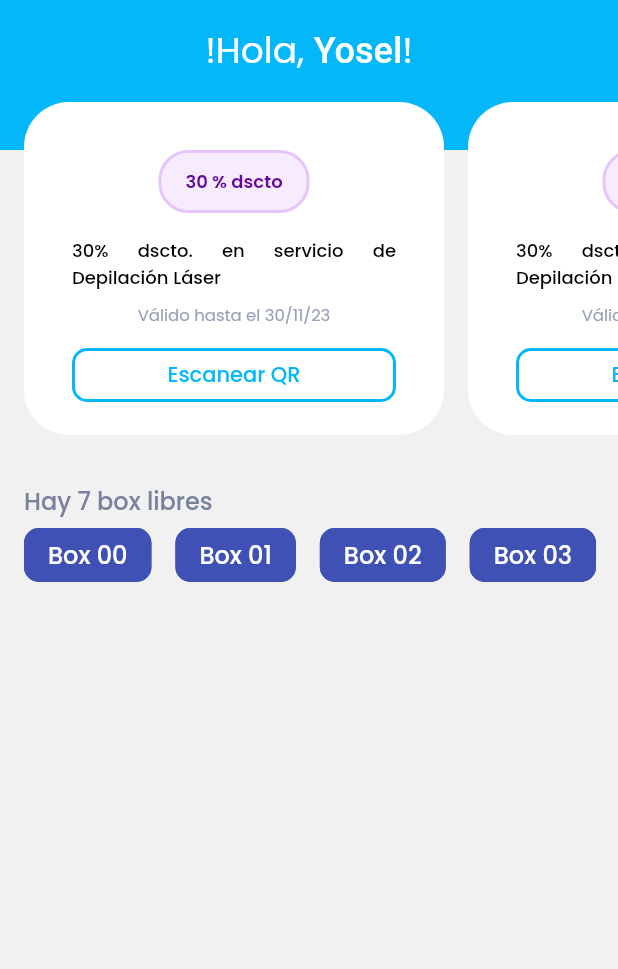
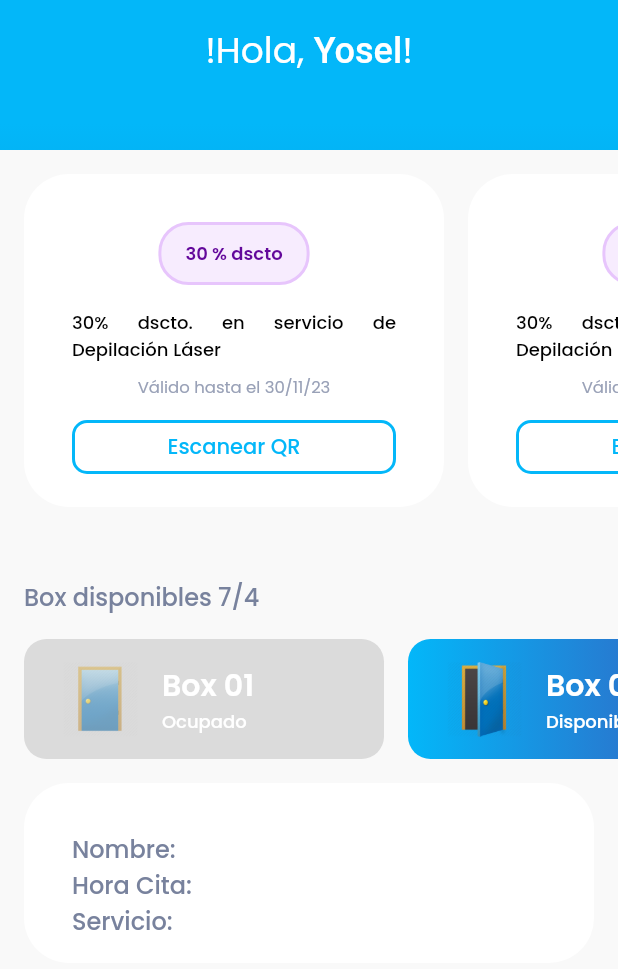
Before and after one commit to depilzone-repository/disabled-app2, a Flutter app: the MobileHomeScreen widget shown alone on an empty page, opened directly, on a phone screen of 412 x 824 dp. Shown: the top 969 px of the screen. Run offline on Flutter 3.47's test engine with Material 2 defaults, Android fonts, the phone set to English and light mode, and no system bars; our stand-ins replace carousel_slider, flutter_svg.

Commit message:
29112023 1907

```diff
--- a/lib/Screens/Home/home_screen.dart
+++ b/lib/Screens/Home/home_screen.dart
@@ -59,7 +59,15 @@ class _MobileHomeScreenState extends State<MobileHomeScreen> {
   Widget build(BuildContext context) {
     return Container(
       height: MediaQuery.of(context).size.height,
-      color: kGray200Color,
+      // color: kGray200Color,
+      decoration: const BoxDecoration(
+          gradient: LinearGradient(
+            colors: [Color(0xff03b7f9), Color(0xff03466b)],
+            stops: [0.1, 1],
+            begin: Alignment.topCenter,
+            end: Alignment.bottomCenter,
+          )
+      ),
       child: Column(
         mainAxisAlignment: MainAxisAlignment.start,
         crossAxisAlignment: CrossAxisAlignment.stretch,
@@ -67,7 +75,7 @@ class _MobileHomeScreenState extends State<MobileHomeScreen> {
           Container(
             padding: const EdgeInsets.fromLTRB(defaultPadding, defaultPadding, defaultPadding, defaultPadding*3),
             decoration: const BoxDecoration(
-              color: kDepilColor,
+              // color: kDepilColor,
             ),
             child: RichText(
               textAlign: TextAlign.center,
@@ -92,13 +100,14 @@ class _MobileHomeScreenState extends State<MobileHomeScreen> {
           //   child: Descuentos()
           // ),
 
-          Transform.translate(
-              offset: const Offset(0, -defaultPadding*2),
+          Expanded(
             child: Container(
+                color: kGray100Color,
                 child: Column(
                     crossAxisAlignment: CrossAxisAlignment.stretch,
                     children: [
                       Container(
+                          padding: const EdgeInsets.fromLTRB(0, defaultPadding, 0, defaultPadding),
                           child: SingleChildScrollView(
                               scrollDirection: Axis.horizontal,
                               child: Row(
@@ -117,8 +126,9 @@ class _MobileHomeScreenState extends State<MobileHomeScreen> {
                           children: [
                             Padding(
                               padding: EdgeInsets.fromLTRB(defaultPadding, 0, 0, 0),
-                                    child: Text("Hay 7 box libres", style: TextStyle(fontWeight: FontWeight.w500, color: kGray600Color, fontSize: 16)),
+                              child: Text("Box disponibles 7/4", style: TextStyle(fontWeight: FontWeight.w500, color: kGray600Color, fontSize: 16)),
                             ),
+                            SizedBox(height: defaultPadding),
                             Container(
                                 child: SingleChildScrollView(
                                   scrollDirection: Axis.horizontal,
@@ -126,7 +136,7 @@ class _MobileHomeScreenState extends State<MobileHomeScreen> {
                                     mainAxisAlignment: MainAxisAlignment.spaceEvenly,
                                     children: [
                                       for(int i = 0; i < 7; i++)
-                                            BoxButton(7, i)
+                                        BoxButton(7, (i+1))
                                     ],
                                   ),
                                 )
@@ -134,9 +144,32 @@ class _MobileHomeScreenState extends State<MobileHomeScreen> {
                           ],
                         ),
                       ),
+                        Container(
+                            padding:  const EdgeInsets.fromLTRB(defaultPadding*2, defaultPadding*2, defaultPadding*2, defaultPadding),
+                            margin:  const EdgeInsets.fromLTRB(defaultPadding, 0, defaultPadding, 0),
+                            decoration: const BoxDecoration(
+                                color: Colors.white,
+                                borderRadius: BorderRadius.all(Radius.circular(30))
+                            ),
+                            alignment: Alignment.center,
+                            child: const Row(
+                              children: [
+                                Expanded(
+                                    child: Column(
+                                      crossAxisAlignment: CrossAxisAlignment.stretch,
+                                      children: [
+                                        Text("Nombre: ", style: TextStyle(fontWeight: FontWeight.w500, color: kGray600Color, fontSize: 16)),
+                                        Text("Hora Cita: ", style: TextStyle(fontWeight: FontWeight.w500, color: kGray600Color, fontSize: 16)),
+                                        Text("Servicio: ", style: TextStyle(fontWeight: FontWeight.w500, color: kGray600Color, fontSize: 16)),
+                                      ],
+                                    )
+                                )
+                              ],
+                            )
+                        )
                     ]
                 )
-                ),
+            )
           ),
         ],
       )
@@ -157,33 +190,88 @@ class _MobileHomeScreenState extends State<MobileHomeScreen> {
 
 Widget BoxButton(int lenght, int index){
   return Container(
-      margin: EdgeInsets.fromLTRB(defaultPadding, 0, ((lenght - 1) == index) ? defaultPadding : 0, defaultPadding),
-      // width: 80,
-      alignment: Alignment.center,
-      child: OutlinedButton(
-          onPressed: () async{
-
-          },
+      //padding: EdgeInsets.fromLTRB(defaultPadding, defaultPadding, defaultPadding, defaultPadding),
+      margin: EdgeInsets.fromLTRB(defaultPadding, 0, (lenght == index) ? defaultPadding : 0, defaultPadding),
+      width: 240,
+      decoration: BoxDecoration(
+        borderRadius: BorderRadius.circular(15),
+        gradient: index % 2 == 0 ? LinearGradient(colors: [kDepilColor, Colors.indigo]) : null,
+      ),
+      child: ElevatedButton(
         style: OutlinedButton.styleFrom(
-              elevation: 0.0,
-              backgroundColor: Colors.indigo,
-              surfaceTintColor: Colors.transparent,
-              side: const BorderSide(
-                  width: 2,
-                  color: Colors.indigo
-              ),
+            backgroundColor: index % 2 == 0 ? Colors.transparent : null,
+            maximumSize: Size.fromHeight(80),
+            padding: EdgeInsets.fromLTRB(defaultPadding + 10, defaultPadding/2, defaultPadding + 10, defaultPadding/2),
             shape: const RoundedRectangleBorder(
-                  borderRadius: BorderRadius.all(Radius.circular(10))
+                borderRadius: BorderRadius.all(Radius.circular(15))
             )
         ),
-          child: Text(
-              'Box ${index.toString().padLeft(2, '0')}',
-              style: const TextStyle(
-                  color: Colors.white,
-                  fontSize: 16
+        onPressed: index % 2 == 0 ? (){} : null,
+        child: Row(
+          children: [
+              Opacity(
+                  opacity: index % 2 == 0 ? 1.0 : 0.5,
+                  child: Image.asset(
+                    index % 2 == 0 ? 'assets/images/door_open.png' : 'assets/images/door_close.png',
+                    width: 50,
+                  )
+              ),
+              Expanded(
+                  child: Container(
+                      padding: const EdgeInsets.fromLTRB(defaultPadding, 0, defaultPadding, 0),
+                      child: Column(
+                        mainAxisAlignment: MainAxisAlignment.center,
+                        crossAxisAlignment: CrossAxisAlignment.stretch,
+                        children: [
+                          Text("Box ${index.toString().padLeft(2,'0')}", style: TextStyle(color: Colors.white, fontSize: 20, fontWeight: FontWeight.w600)),
+                          Text(index % 2 == 0 ? "Disponible" : "Ocupado", style: TextStyle(color: Colors.white, fontSize: 12)),
+                          // Text("Servicios:  ${index.toString().padLeft(2,'0')}", style: TextStyle(color: Colors.white)),
+                        ],
                       )
                   )
               )
+          ],
+        ),
+      ),
+  );
+}
+
+Widget BoxButtonSkeleton(int lenght, int index){
+  return Container(
+    //padding: EdgeInsets.fromLTRB(defaultPadding, defaultPadding, defaultPadding, defaultPadding),
+    margin: EdgeInsets.fromLTRB(defaultPadding, 0, (lenght == index) ? defaultPadding : 0, defaultPadding),
+    width: 280,
+    child: ElevatedButton(
+      style: OutlinedButton.styleFrom(
+          maximumSize: Size.fromHeight(80),
+          padding: EdgeInsets.fromLTRB(defaultPadding + 10, defaultPadding/2, defaultPadding + 10, defaultPadding/2),
+          shape: const RoundedRectangleBorder(
+              borderRadius: BorderRadius.all(Radius.circular(15))
+          )
+      ),
+      onPressed: index % 2 == 0 ? (){} : null,
+      child: Row(
+        children: [
+          Image.asset( index % 2 == 0 ? 'assets/images/door_open.png' : 'assets/images/door_close.png', width: 50,),
+          Expanded(
+              child: Container(
+                  padding: const EdgeInsets.fromLTRB(defaultPadding, 0, 0, 0),
+                  child: Column(
+
+                    mainAxisAlignment: MainAxisAlignment.center,
+                    crossAxisAlignment: CrossAxisAlignment.stretch,
+                    children: [
+                      Text("Box ${index.toString().padLeft(2,'0')}", style: TextStyle(color: Colors.white, fontSize: 20, fontWeight: FontWeight.w600)),
+                      Text(index % 2 == 0 ? "Disponible" : "Ocupado", style: TextStyle(color: Colors.white, fontSize: 12)),
+                      // Text("Servicios:  ${index.toString().padLeft(2,'0')}", style: TextStyle(color: Colors.white)),
+                    ],
+                  )
+              )
+
+          )
+        ],
+      ),
+    ),
   );
 }
 
@@ -201,3 +289,29 @@ Widget boxPromociones(int lenght, int index){
       child: const Descuentos()
   );
 }
+
+
+
+class MyCustomClipper  extends CustomClipper<Path>{
+  @override
+  getClip(Size size){
+    double w = size.width;
+    double h = size.height;
+
+    final path = Path();
+    path.moveTo(0,0);
+    path.lineTo(0, h);
+    path.quadraticBezierTo(size.width*0.5,size.height-100,size.width*0.2625000,size.height*0.6660000);
+    path.lineTo(h, w);
+    path.lineTo(w, 0);
+
+    path.close();
+    return path;
+  }
+
+  @override
+  bool shouldReclip(covariant CustomClipper<Path> oldClipper) {
+    // TODO: implement shouldReclip
+    throw UnimplementedError();
+  }
+}
```
Also changed, not shown: assets/images/door_close.png (added), assets/images/door_close2.png (added), assets/images/door_open.png (added), assets/images/door_open2.png (added). Lines whose indentation alone changed are shown as unchanged.
